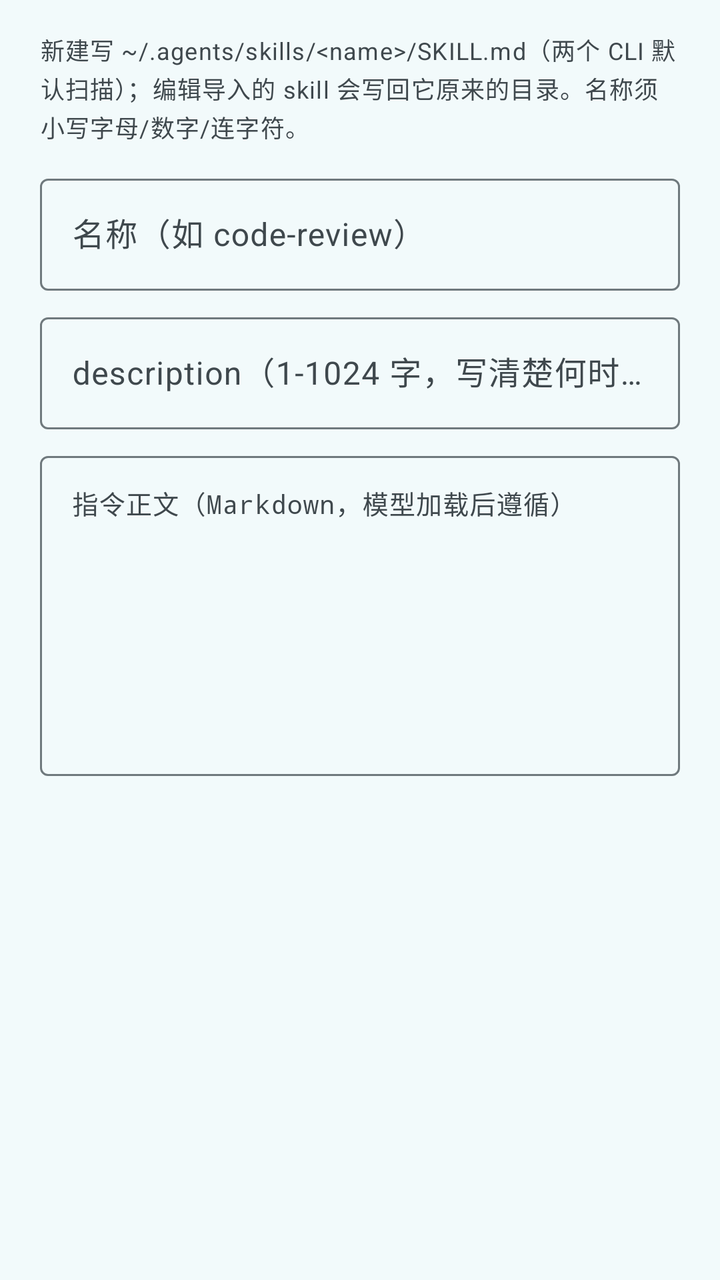
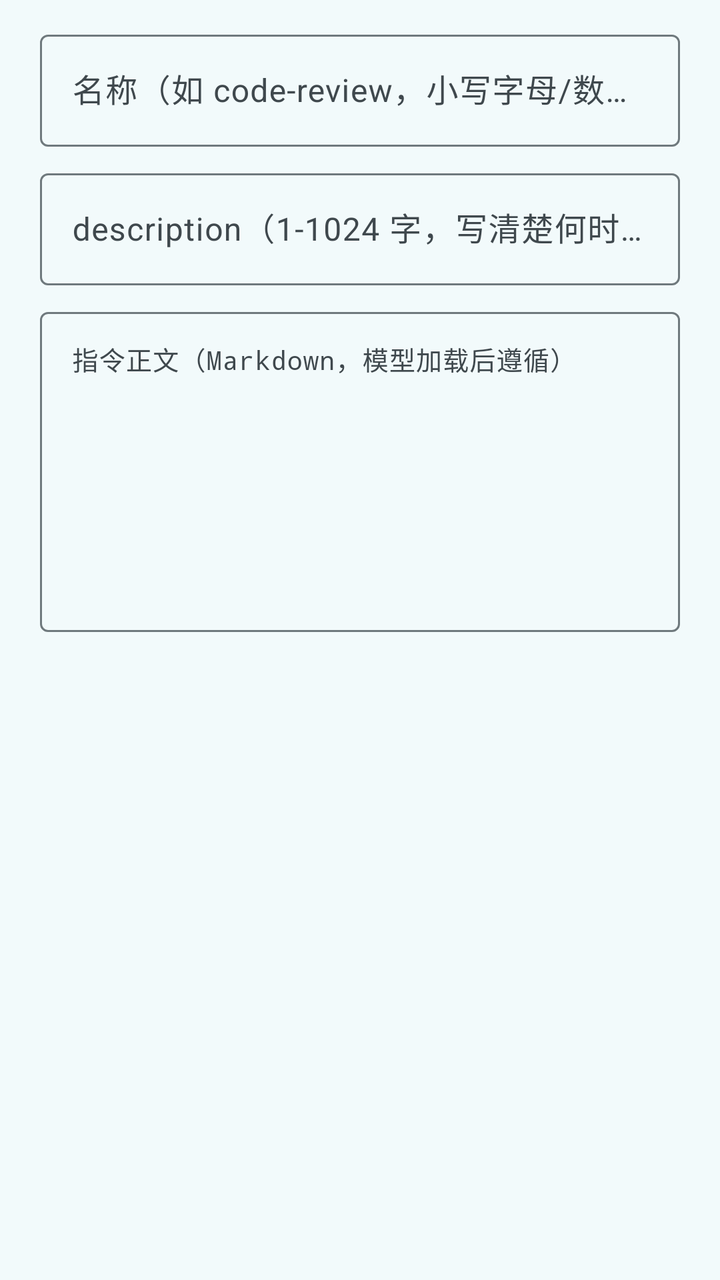

An Android layout rendered at two revisions. The XML below is the earlier revision; the diff shows what the commit changed to produce the second picture.
<!-- AndroidManifest.xml: application theme Theme.CodeTool -->
<!-- res/layout/dialog_skill.xml -->
<?xml version="1.0" encoding="utf-8"?>
<ScrollView xmlns:android="http://schemas.android.com/apk/res/android"
    android:layout_width="match_parent"
    android:layout_height="wrap_content"
    android:fillViewport="true">

    <LinearLayout
        android:layout_width="match_parent"
        android:layout_height="wrap_content"
        android:orientation="vertical"
        android:paddingHorizontal="20dp"
        android:paddingTop="16dp"
        android:paddingBottom="8dp">

        <com.google.android.material.textview.MaterialTextView
            android:layout_width="match_parent"
            android:layout_height="wrap_content"
            android:text="新建写 ~/.agents/skills/&lt;name&gt;/SKILL.md（两个 CLI 默认扫描）；编辑导入的 skill 会写回它原来的目录。名称须小写字母/数字/连字符。"
            android:textAppearance="?attr/textAppearanceBodySmall"
            android:textColor="?attr/colorOnSurfaceVariant" />

        <com.google.android.material.textfield.TextInputLayout
            android:layout_width="match_parent"
            android:layout_height="wrap_content"
            android:layout_marginTop="12dp"
            android:hint="名称（如 code-review）">
            <com.google.android.material.textfield.TextInputEditText
                android:id="@+id/etSkillName"
                android:layout_width="match_parent"
                android:layout_height="wrap_content"
                android:minHeight="56dp"
                android:gravity="center_vertical"
                android:inputType="text" />
        </com.google.android.material.textfield.TextInputLayout>

        <com.google.android.material.textfield.TextInputLayout
            android:layout_width="match_parent"
            android:layout_height="wrap_content"
            android:layout_marginTop="8dp"
            android:hint="description（1-1024 字，写清楚何时该用）">
            <com.google.android.material.textfield.TextInputEditText
                android:id="@+id/etSkillDesc"
                android:layout_width="match_parent"
                android:layout_height="wrap_content"
                android:minHeight="56dp"
                android:gravity="center_vertical"
                android:inputType="text" />
        </com.google.android.material.textfield.TextInputLayout>

        <com.google.android.material.textfield.TextInputLayout
            android:layout_width="match_parent"
            android:layout_height="wrap_content"
            android:layout_marginTop="8dp"
            android:hint="指令正文（Markdown，模型加载后遵循）">
            <com.google.android.material.textfield.TextInputEditText
                android:id="@+id/etSkillBody"
                android:layout_width="match_parent"
                android:layout_height="wrap_content"
                android:minHeight="160dp"
                android:gravity="top"
                android:inputType="textMultiLine"
                android:maxLines="20"
                android:fontFamily="monospace"
                android:textSize="13sp" />
        </com.google.android.material.textfield.TextInputLayout>

    </LinearLayout>
</ScrollView>
<!-- resources referenced by this layout -->
<resources>
  <style name="Theme.CodeTool" parent="Theme.Material3.Light.NoActionBar">
          <item name="colorPrimary">@color/light_primary</item>
          <item name="colorOnPrimary">@color/light_on_primary</item>
          <item name="colorPrimaryContainer">@color/light_primary_container</item>
          <item name="colorOnPrimaryContainer">@color/light_on_primary_container</item>
          <item name="colorSecondary">@color/light_secondary</item>
          <item name="colorOnSecondary">@color/light_on_secondary</item>
          <item name="colorSecondaryContainer">@color/light_secondary_container</item>
          <item name="colorOnSecondaryContainer">@color/light_on_secondary_container</item>
          <item name="colorSurface">@color/light_surface</item>
          <item name="colorOnSurface">@color/light_on_surface</item>
          <item name="colorSurfaceVariant">@color/light_surface_variant</item>
          <item name="colorOnSurfaceVariant">@color/light_on_surface_variant</item>
          <item name="colorSurfaceContainer">@color/light_surface_container</item>
          
          <item name="colorSurfaceContainerHigh">?attr/colorSurfaceContainer</item>
          <item name="colorSurfaceContainerLow">?attr/colorSurfaceContainer</item>
          <item name="android:colorBackground">@color/light_background</item>
          <item name="colorOnBackground">@color/light_on_background</item>
          <item name="colorOutline">@color/light_outline</item>
          <item name="colorError">@color/error</item>
          <item name="colorErrorContainer">@color/error_container</item>
          <item name="colorOnErrorContainer">@color/on_error_container</item>
          <item name="android:statusBarColor" tools:targetApi="l">?attr/colorSurface</item>
          <item name="android:navigationBarColor" tools:targetApi="l">@android:color/transparent</item>
          <item name="android:windowLightStatusBar" tools:targetApi="m">true</item>
          <item name="android:windowLightNavigationBar" tools:targetApi="o_mr1">true</item>
          <item name="android:windowBackground">@color/light_background</item>
      </style>
  <color name="light_primary">#FF006A78</color>
  <color name="light_on_primary">#FFFFFFFF</color>
  <color name="light_primary_container">#FF9CEAFB</color>
  <color name="light_on_primary_container">#FF00202A</color>
  <color name="light_secondary">#FF4C636B</color>
  <color name="light_on_secondary">#FFFFFFFF</color>
  <color name="light_secondary_container">#FFCFE8F1</color>
  <color name="light_on_secondary_container">#FF071F25</color>
  <color name="light_surface">#FFF2FAFB</color>
  <color name="light_on_surface">#FF171D1F</color>
  <color name="light_surface_variant">#FFDBE4E8</color>
  <color name="light_on_surface_variant">#FF3F484D</color>
  <color name="light_surface_container">#FFE6EFF1</color>
  <color name="light_background">#FFF2FAFB</color>
  <color name="light_on_background">#FF171D1F</color>
  <color name="light_outline">#FF6F797D</color>
  <color name="error">#FFFFB4AB</color>
  <color name="error_container">#FF93000A</color>
  <color name="on_error_container">#FFFFDAD6</color>
</resources>

<!-- the commit's change to res/layout/dialog_skill.xml (unified diff, before → after) -->
@@ -9,21 +9,14 @@
         android:layout_height="wrap_content"
         android:orientation="vertical"
         android:paddingHorizontal="20dp"
-        android:paddingTop="16dp"
+        android:paddingTop="8dp"
         android:paddingBottom="8dp">
-
-        <com.google.android.material.textview.MaterialTextView
-            android:layout_width="match_parent"
-            android:layout_height="wrap_content"
-            android:text="新建写 ~/.agents/skills/&lt;name&gt;/SKILL.md（两个 CLI 默认扫描）；编辑导入的 skill 会写回它原来的目录。名称须小写字母/数字/连字符。"
-            android:textAppearance="?attr/textAppearanceBodySmall"
-            android:textColor="?attr/colorOnSurfaceVariant" />
 
         <com.google.android.material.textfield.TextInputLayout
             android:layout_width="match_parent"
             android:layout_height="wrap_content"
-            android:layout_marginTop="12dp"
-            android:hint="名称（如 code-review）">
+            android:layout_marginTop="4dp"
+            android:hint="名称（如 code-review，小写字母/数字/连字符）">
             <com.google.android.material.textfield.TextInputEditText
                 android:id="@+id/etSkillName"
                 android:layout_width="match_parent"
